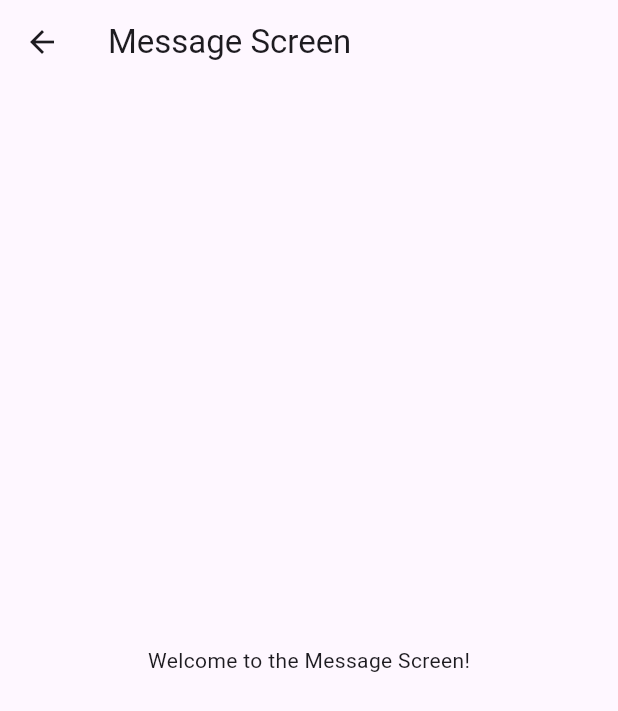
After one commit to adhilfouzi/lilac_task, a Flutter app: the HomeScreen screen opened by its route, after a tap on the "message" icon, on a phone screen of 412 x 824 dp. The commit adds this screen. Shown: the top 711 px of the screen. Run offline on Flutter 3.47's test engine with Material 3 defaults, Android fonts, the phone set to English and light mode, and no system bars; our stand-ins replace google_fonts, intl_phone_field, pinput.

Commit message:
Add home screen and navigation after OTP verification; clear input fields on success

```diff
--- a/lib/feature/auth/otp_screen.dart
+++ b/lib/feature/auth/otp_screen.dart
@@ -6,6 +6,7 @@ import 'package:pinput/pinput.dart';
 import 'package:provider/provider.dart';
 import '../../providers/auth_provider.dart';
 import '../../utils/const/snackbar.dart';
+import '../../utils/routes/app_routes.dart';
 
 class OTPScreen extends StatelessWidget {
   const OTPScreen({super.key});
@@ -142,6 +143,8 @@ class OTPScreen extends StatelessWidget {
                     if (context.mounted) {
                       MySnackbar.showSuccess(
                           context, authProvider.errorMessage);
+                      Navigator.pushNamedAndRemoveUntil(
+                          context, AppRoutes.home, (route) => false);
                     }
                   }
                 },
--- /dev/null
+++ b/lib/feature/home/home_screen.dart
@@ -0,0 +1,46 @@
+import 'package:flutter/material.dart';
+
+class HomeScreen extends StatelessWidget {
+  const HomeScreen({super.key});
+
+  @override
+  Widget build(BuildContext context) {
+    return Scaffold(
+      appBar: AppBar(
+        title: const Text('Home Screen'),
+        actions: [
+          IconButton(
+            icon: const Icon(Icons.message),
+            onPressed: () {
+              Navigator.push(
+                context,
+                MaterialPageRoute(
+                  builder: (context) => const MessageScreen(),
+                ),
+              );
+            },
+          ),
+        ],
+      ),
+      body: const Center(
+        child: Text('Home Screen Content'),
+      ),
+    );
+  }
+}
+
+class MessageScreen extends StatelessWidget {
+  const MessageScreen({super.key});
+
+  @override
+  Widget build(BuildContext context) {
+    return Scaffold(
+      appBar: AppBar(
+        title: const Text('Message Screen'),
+      ),
+      body: const Center(
+        child: Text('Welcome to the Message Screen!'),
+      ),
+    );
+  }
+}
--- a/lib/providers/auth_provider.dart
+++ b/lib/providers/auth_provider.dart
@@ -47,6 +47,8 @@ class AuthProvider extends ChangeNotifier {
       _errorMessage = "Invalid OTP. Please try again.";
     } else {
       _errorMessage = "OTP verified successfully.";
+      _phoneController.clear();
+      _otpController.clear();
     }
     notifyListeners();
     return success;
--- a/lib/utils/routes/app_routes.dart
+++ b/lib/utils/routes/app_routes.dart
@@ -3,6 +3,7 @@ import 'package:flutter/material.dart';
 import '../../feature/auth/otp_screen.dart';
 import '../../feature/auth/phone_number_screen.dart';
 import '../../feature/auth/boarding_screen.dart';
+import '../../feature/home/home_screen.dart';
 
 class AppRoutes {
   AppRoutes._();
@@ -15,6 +16,7 @@ class AppRoutes {
     boardingScreen: (context) => BoardingScreen(),
     loginWithPhone: (context) => PhoneAuthScreen(),
     otp: (context) => OTPScreen(),
+    home: (context) => HomeScreen()
   };
 
   /// Handles routes dynamically, including those that require arguments.
```
